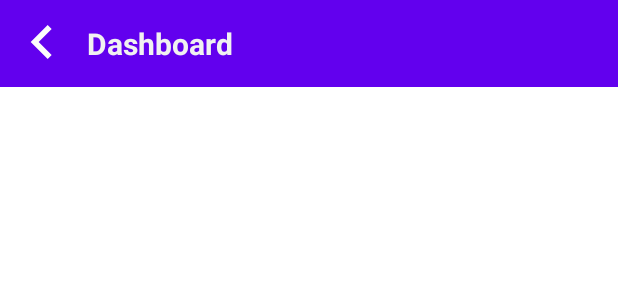
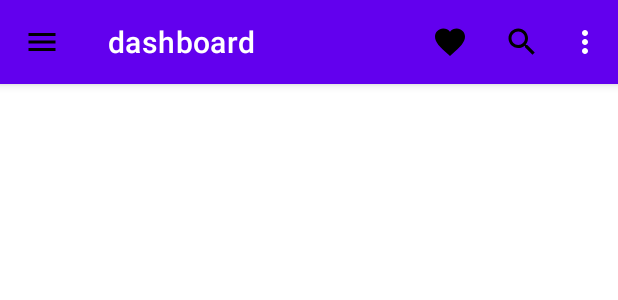
Before and after one commit to rahmathidayat1203/Learn-Design-Page-Android-Studio, an Android app: the layout activity_dashboard_page.xml on its own in the app's theme, with its tools: preview values and no code run, on a phone screen of 412 x 824 dp. Shown: the top 300 px of the screen. Run offline under Robolectric (Android 15) with nearby library versions, the phone set to English and light mode, and no system bars.

Commit message:
add icon and app bar no editing

```diff
--- /dev/null
+++ b/app/src/main/res/drawable/ic_favorite_24dp.xml
@@ -0,0 +1,5 @@
+<vector android:height="24dp" android:tint="#000000"
+    android:viewportHeight="24" android:viewportWidth="24"
+    android:width="24dp" xmlns:android="http://schemas.android.com/apk/res/android">
+    <path android:fillColor="@android:color/white" android:pathData="M12,21.35l-1.45,-1.32C5.4,15.36 2,12.28 2,8.5 2,5.42 4.42,3 7.5,3c1.74,0 3.41,0.81 4.5,2.09C13.09,3.81 14.76,3 16.5,3 19.58,3 22,5.42 22,8.5c0,3.78 -3.4,6.86 -8.55,11.54L12,21.35z"/>
+</vector>
--- /dev/null
+++ b/app/src/main/res/drawable/ic_menu_24dp.xml
@@ -0,0 +1,5 @@
+<vector android:height="24dp" android:tint="#000000"
+    android:viewportHeight="24" android:viewportWidth="24"
+    android:width="24dp" xmlns:android="http://schemas.android.com/apk/res/android">
+    <path android:fillColor="@android:color/white" android:pathData="M3,18h18v-2L3,16v2zM3,13h18v-2L3,11v2zM3,6v2h18L21,6L3,6z"/>
+</vector>
--- /dev/null
+++ b/app/src/main/res/drawable/ic_more.xml
@@ -0,0 +1,5 @@
+<vector android:height="24dp" android:tint="#000000"
+    android:viewportHeight="24" android:viewportWidth="24"
+    android:width="24dp" xmlns:android="http://schemas.android.com/apk/res/android">
+    <path android:fillColor="@android:color/white" android:pathData="M12,8c1.1,0 2,-0.9 2,-2s-0.9,-2 -2,-2 -2,0.9 -2,2 0.9,2 2,2zM12,10c-1.1,0 -2,0.9 -2,2s0.9,2 2,2 2,-0.9 2,-2 -0.9,-2 -2,-2zM12,16c-1.1,0 -2,0.9 -2,2s0.9,2 2,2 2,-0.9 2,-2 -0.9,-2 -2,-2z"/>
+</vector>
--- /dev/null
+++ b/app/src/main/res/drawable/ic_search_24dp.xml
@@ -0,0 +1,5 @@
+<vector android:height="24dp" android:tint="#000000"
+    android:viewportHeight="24" android:viewportWidth="24"
+    android:width="24dp" xmlns:android="http://schemas.android.com/apk/res/android">
+    <path android:fillColor="@android:color/white" android:pathData="M15.5,14h-0.79l-0.28,-0.27C15.41,12.59 16,11.11 16,9.5 16,5.91 13.09,3 9.5,3S3,5.91 3,9.5 5.91,16 9.5,16c1.61,0 3.09,-0.59 4.23,-1.57l0.27,0.28v0.79l5,4.99L20.49,19l-4.99,-5zM9.5,14C7.01,14 5,11.99 5,9.5S7.01,5 9.5,5 14,7.01 14,9.5 11.99,14 9.5,14z"/>
+</vector>
--- a/app/src/main/res/layout/activity_dashboard_page.xml
+++ b/app/src/main/res/layout/activity_dashboard_page.xml
@@ -1,78 +1,26 @@
 <?xml version="1.0" encoding="utf-8"?>
-<androidx.coordinatorlayout.widget.CoordinatorLayout xmlns:android="http://schemas.android.com/apk/res/android"
+<androidx.coordinatorlayout.widget.CoordinatorLayout
+    xmlns:android="http://schemas.android.com/apk/res/android"
     xmlns:tools="http://schemas.android.com/tools"
     xmlns:app="http://schemas.android.com/apk/res-auto"
-
-
     android:layout_width="match_parent"
     android:layout_height="match_parent">
-
     <com.google.android.material.appbar.AppBarLayout
-        android:id="@+id/appbar"
-
         android:layout_width="match_parent"
         android:layout_height="wrap_content">
-
-        <com.google.android.material.appbar.CollapsingToolbarLayout
+        <com.google.android.material.appbar.MaterialToolbar
+            android:id="@+id/topAppBar"
             android:layout_width="match_parent"
-            android:layout_height="wrap_content"
-            app:contentScrim="?attr/colorPrimary"
-            app:layout_scrollFlags="scroll|exitUntilCollapsed"
-
-            app:toolbarId="@+id/toolbar">
-
-
-            <androidx.appcompat.widget.Toolbar
-                android:id="@+id/toolbar"
-                android:layout_width="wrap_content"
-                android:layout_height="?attr/actionBarSize"></androidx.appcompat.widget.Toolbar>
-
-            <LinearLayout
-                android:layout_width="match_parent"
-                android:layout_height="match_parent"
-                android:orientation="horizontal">
-
-                <ImageView
-                    android:id="@+id/back_btn"
-                    android:layout_width="wrap_content"
-                    android:layout_height="wrap_content"
-                    android:padding="5dp"
-                    app:srcCompat="@drawable/ic_back_arrow" />
-
-                <TextView
-                    android:id="@+id/dashboard"
-                    android:layout_width="wrap_content"
-                    android:layout_height="wrap_content"
-                    android:layout_marginLeft="2dp"
-                    android:layout_marginTop="15dp"
-                    android:layout_marginRight="15dp"
-                    android:layout_marginBottom="15dp"
-                    android:text="Dashboard"
-                    android:textColor="#F1F1F1"
-                    android:textSize="20sp"
-                    android:textStyle="bold" />
-
-            </LinearLayout>
-
-        </com.google.android.material.appbar.CollapsingToolbarLayout>
+            android:layout_height="?attr/actionBarSize"
+            app:title="@string/page_title"
+            app:menu="@menu/top_app_bar"
+            app:navigationIcon="@drawable/ic_menu_24dp"
+            style="@style/Widget.MaterialComponents.Toolbar.Primary"/>
     </com.google.android.material.appbar.AppBarLayout>
 
     <androidx.core.widget.NestedScrollView
         android:layout_width="match_parent"
         android:layout_height="match_parent"
-
-
         android:contentDescription="content"
-        app:layout_behavior="com.google.android.material.appbar.AppBarLayout$ScrollingViewBehavior">
-
-        <androidx.constraintlayout.widget.ConstraintLayout
-            android:layout_width="match_parent"
-            android:layout_height="match_parent"
-            tools:context=".activity.DashboardPage">
-
-        </androidx.constraintlayout.widget.ConstraintLayout>
-
-    </androidx.core.widget.NestedScrollView>
-
-
+        app:layout_behavior="@string/appbar_scrolling_view_behavior"></androidx.core.widget.NestedScrollView>
 </androidx.coordinatorlayout.widget.CoordinatorLayout>
--- /dev/null
+++ b/app/src/main/res/menu/top_app_bar.xml
@@ -0,0 +1,24 @@
+<?xml version="1.0" encoding="utf-8"?>
+<menu
+    xmlns:android="http://schemas.android.com/apk/res/android"
+    xmlns:app="http://schemas.android.com/apk/res-auto">
+    <item
+        android:id="@+id/favorite"
+        android:icon="@drawable/ic_favorite_24dp"
+        android:title="@string/favorite"
+        android:contentDescription="@string/content_description_favorite"
+        app:showAsAction="ifRoom" />
+
+    <item
+        android:id="@+id/search"
+        android:icon="@drawable/ic_search_24dp"
+        android:title="@string/search"
+        android:contentDescription="@string/content_description_search"
+        app:showAsAction="ifRoom" />
+
+    <item
+        android:id="@+id/more"
+        android:title="@string/more"
+        android:contentDescription="@string/content_description_more"
+        app:showAsAction="never" />
+</menu>
--- a/app/src/main/res/values/strings.xml
+++ b/app/src/main/res/values/strings.xml
@@ -1,4 +1,11 @@
 <resources>
     <string name="app_name">financeAppDesain</string>
     <string name="inputPassword">Input Your Password</string>
+    <string name="page_title">dashboard</string>
+    <string name="favorite">favorite</string>
+    <string name="content_description_favorite">favorite</string>
+    <string name="search">search</string>
+    <string name="content_description_search">search</string>
+    <string name="more">more</string>
+    <string name="content_description_more">more</string>
 </resources>
```
Also changed, not shown: 1 other file.
